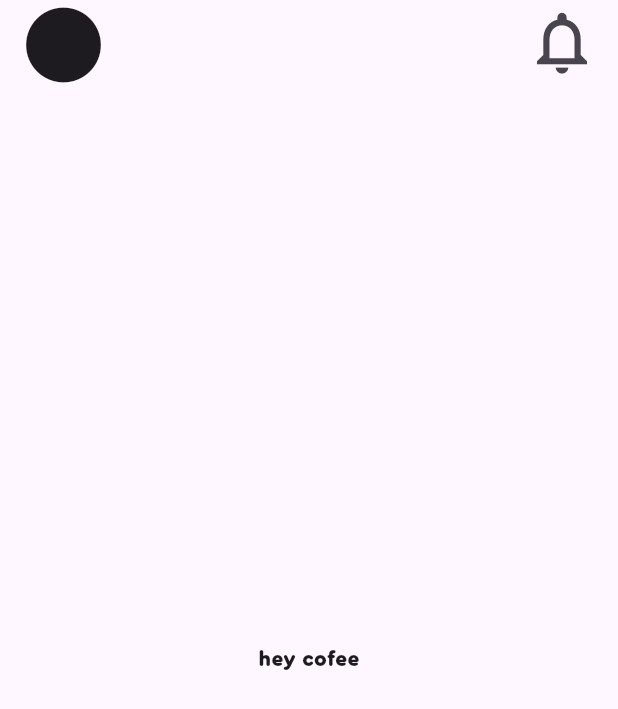
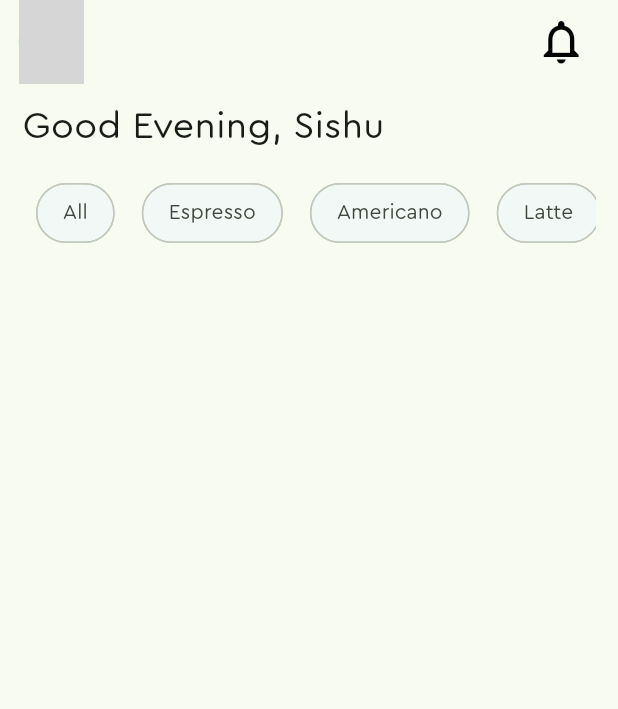
Before and after one commit to Bhuwan980/coffe_shop, a Flutter app: the screen it shows after launch, on a phone screen of 412 x 824 dp. Shown: the top 709 px of the screen. Run offline on Flutter 3.47's test engine with Material 3 defaults, Android fonts, the phone set to English and light mode, and no system bars; grey boxes are pictures that could not be loaded.

Commit message:
added appbar and filter in the application

```diff
--- a/lib/home_page.dart
+++ b/lib/home_page.dart
@@ -1,8 +1,28 @@
 import 'package:flutter/material.dart';
+import 'package:flutter/rendering.dart';
 
 class HomePage extends StatelessWidget {
   const HomePage({super.key});
 
+  final List<String> coffeeNames = const [
+    'All',
+    'Espresso',
+    'Americano',
+    'Latte',
+    'Cappuccino',
+    'Mocha',
+    'Macchiato',
+    'Flat White',
+    'Affogato',
+    'Cortado',
+    'Ristretto',
+    'Turkish Coffee',
+    'Irish Coffee',
+    'Cold Brew',
+    'Nitro Coffee',
+    'Iced Coffee',
+    'Pour Over'
+  ];
   @override
   Widget build(BuildContext context) {
     // getting the width of the device
@@ -11,25 +31,61 @@ class HomePage extends StatelessWidget {
       appBar: AppBar(
         leading: Padding(
           padding: EdgeInsets.only(left: screenWidth * 0.03),
-          child: const Icon(
-            Icons.circle,
-            size: 60,
+          child: const CircleAvatar(
+            backgroundImage: AssetImage('assets/images/sishu.jpg'),
           ),
         ),
         actions: [
           Padding(
             padding: EdgeInsets.only(right: screenWidth * 0.03),
-            child: const Icon(
-              Icons.notifications_outlined,
-              size: 50,
+            child: IconButton(
+              //highlightColor: Colors.green,
+              onPressed: () {},
+              icon: const Icon(
+                Icons.notifications_outlined,
+                size: 35,
+                color: Colors.black,
+              ),
             ),
           ),
         ],
       ),
-      body: const Center(
-        child: Text(
-          'hey cofee',
-          style: TextStyle(fontFamily: 'Cera', fontWeight: FontWeight.bold),
+      body: Padding(
+        padding: const EdgeInsets.fromLTRB(15, 10, 15, 0),
+        child: Column(
+          crossAxisAlignment: CrossAxisAlignment.start,
+          children: [
+            // good evening text
+            const Text(
+              'Good Evening, Sishu',
+              style: TextStyle(
+                //fontFamily: 'OpenSans',
+                //fontWeight: FontWeight.w500,
+                fontSize: 25,
+              ),
+            ),
+            // company name filter part
+            SizedBox(
+              height: 80,
+              // margin: EdgeInsets.all(3),
+              child: ListView.builder(
+                  scrollDirection: Axis.horizontal,
+                  itemCount: coffeeNames.length,
+                  itemBuilder: (context, index) {
+                    return Padding(
+                      padding: const EdgeInsets.symmetric(horizontal: 9),
+                      child: Chip(
+                        backgroundColor:
+                            const Color.fromARGB(255, 241, 248, 245),
+                        padding: const EdgeInsets.all(9),
+                        label: Text(coffeeNames[index]),
+                        shape: RoundedRectangleBorder(
+                            borderRadius: BorderRadius.circular(100)),
+                      ),
+                    );
+                  }),
+            )
+          ],
         ),
       ),
     );
--- a/lib/main.dart
+++ b/lib/main.dart
@@ -10,9 +10,22 @@ class MyApp extends StatelessWidget {
 
   @override
   Widget build(BuildContext context) {
-    return const MaterialApp(
+    return MaterialApp(
+        theme: ThemeData(
+          // defining theme for all the input field of the app
+          inputDecorationTheme: const InputDecorationTheme(
+              hintStyle: TextStyle(
+            fontWeight: FontWeight.bold,
+          )),
+          // font family for entire application
+          fontFamily: 'Cera',
+          // primary color for entire application
+          colorScheme: ColorScheme.fromSeed(
+            seedColor: const Color(0xFF136207),
+          ),
+        ),
         debugShowCheckedModeBanner: false,
         title: 'Coffee App',
-        home: HomePage());
+        home: const HomePage());
   }
 }
```
Also changed, not shown: pubspec.yaml (+8 -59 lines), assets/images/bhuwan.jpeg (added), 1 other file.
